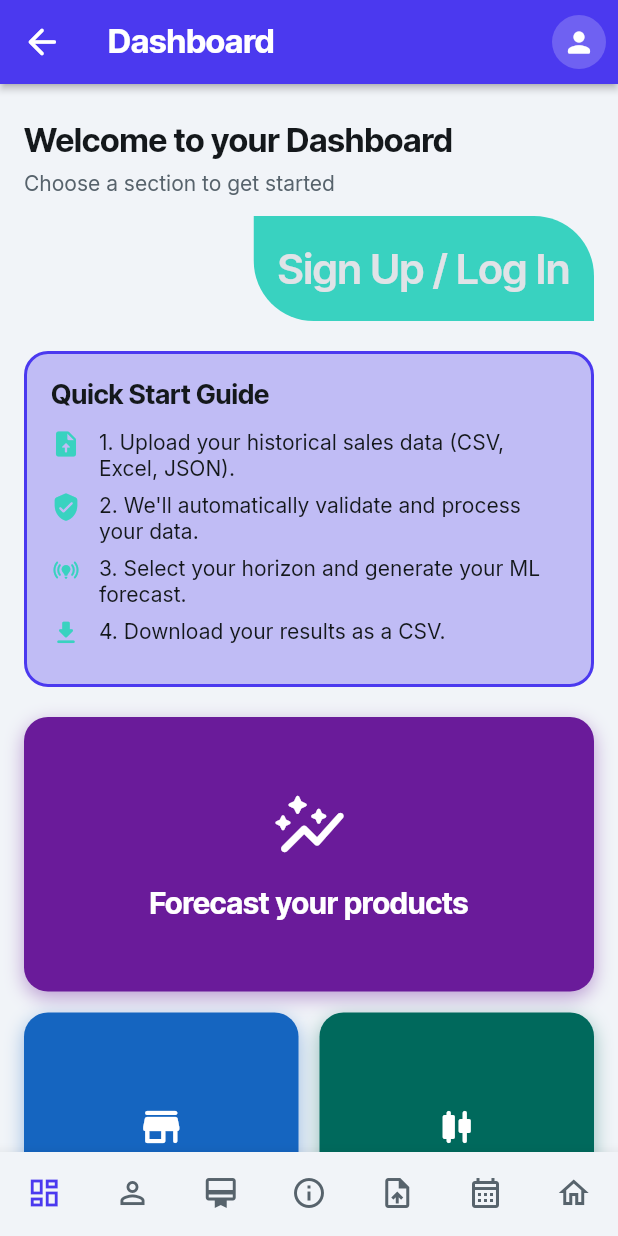
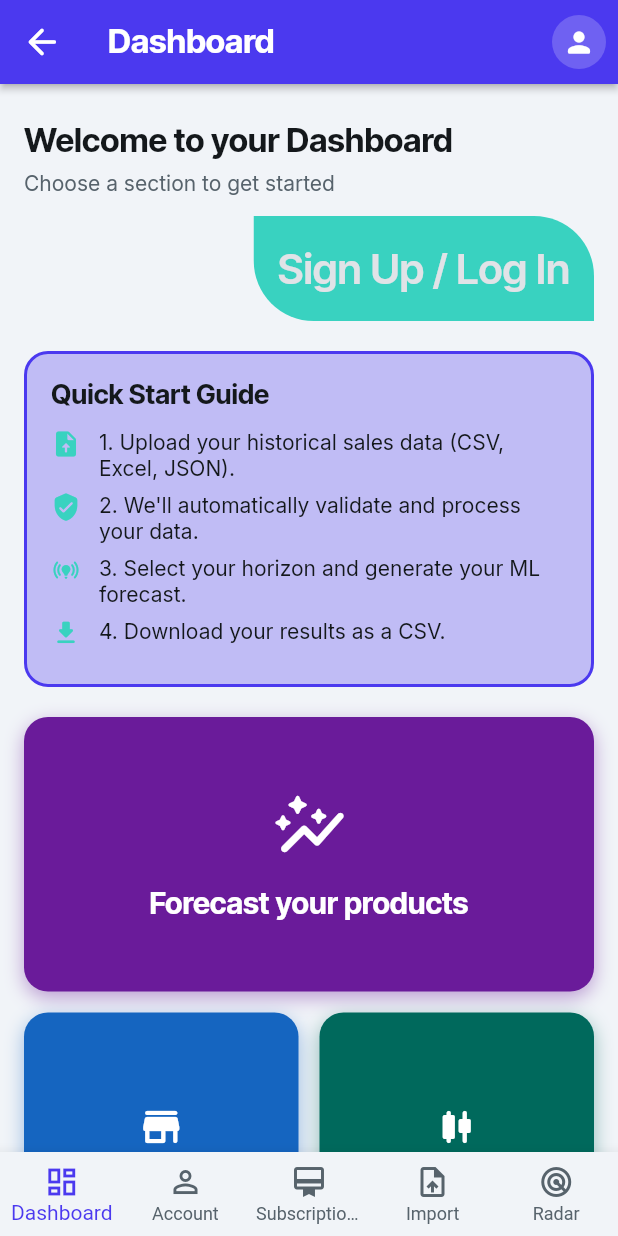
Before and after one commit to AntoniouIoannis/demand_forecast_app, a Flutter app: the NavBarPage screen opened by its route, on a phone screen of 412 x 824 dp. Run offline on Flutter 3.47's test engine with Material 3 defaults, Android fonts, the phone set to English and light mode, and no system bars; drawn by our look-alikes of auto_size_text; our stand-ins replace cached_network_image, chewie, cloud_firestore, device_info_plus, dropdown_button2, file_picker and 20 more; missing offline and left inert: excel, json_path, styled_divider; accounts and stored records are empty; network calls fail.

Commit message:
Finaly running

```diff
--- a/lib/flutter_flow/nav/nav.dart
+++ b/lib/flutter_flow/nav/nav.dart
@@ -27,7 +27,7 @@ class AppStateNotifier extends ChangeNotifier {
 
   BaseAuthUser? initialUser;
   BaseAuthUser? user;
-  bool showSplashImage = true;
+  bool showSplashImage = false;
   String? _redirectLocation;
 
   /// Determines whether the app will refresh and build again when a sign
@@ -60,7 +60,7 @@ class AppStateNotifier extends ChangeNotifier {
     // Refresh the app on auth change unless explicitly marked otherwise.
     // No need to update unless the user has changed.
     if (notifyOnAuthChange && shouldUpdate) {
-      notifyListeners();
+      _safeNotify();
     }
     // Once again mark the notifier as needing to update on auth change
     // (in order to catch sign in / out events).
@@ -70,25 +70,29 @@ class AppStateNotifier extends ChangeNotifier {
   void stopShowingSplashImage() {
     if (!showSplashImage) return;
     showSplashImage = false;
-    notifyListeners();
+    _safeNotify();
+  }
+
+  /// Calls notifyListeners safely — deferred via microtask to avoid
+  /// Flutter Web assertion errors when called during a frame.
+  void _safeNotify() {
+    Future.microtask(() {
+      if (hasListeners) notifyListeners();
+    });
   }
 }
 
 GoRouter createRouter(AppStateNotifier appStateNotifier) => GoRouter(
-      initialLocation: '/',
+      initialLocation: '/dashboard',
       debugLogDiagnostics: true,
       refreshListenable: appStateNotifier,
       navigatorKey: appNavigatorKey,
-      errorBuilder: (context, state) => appStateNotifier.loggedIn
-          ? NavBarPage(initialPage: 'Dashboard')
-          : Auth2Widget(),
+      errorBuilder: (context, state) => NavBarPage(initialPage: 'Dashboard'),
       routes: [
         FFRoute(
           name: '_initialize',
           path: '/',
-          builder: (context, _) => appStateNotifier.loggedIn
-              ? NavBarPage(initialPage: 'Dashboard')
-              : Auth2Widget(),
+          builder: (context, _) => NavBarPage(initialPage: 'Dashboard'),
           routes: [
             FFRoute(
               name: WelcomeWidget.routeName,
--- a/lib/main.dart
+++ b/lib/main.dart
@@ -1,4 +1,5 @@
 import 'package:provider/provider.dart';
+import 'package:flutter/foundation.dart';
 import 'package:flutter/gestures.dart';
 import 'package:flutter/material.dart';
 import 'package:flutter_localizations/flutter_localizations.dart';
@@ -80,12 +81,6 @@ class _MyAppState extends State<MyApp> {
         _appStateNotifier.stopShowingSplashImage();
       });
     jwtTokenStream.listen((_) {});
-    // Fallback: stop splash after 3 s in case auth stream never emits
-    // (e.g. no network on web, Firebase init timeout).
-    Future.delayed(
-      const Duration(milliseconds: 3000),
-      () => _appStateNotifier.stopShowingSplashImage(),
-    );
   }
 
   void setLocale(String language) {
@@ -162,18 +157,18 @@ class _NavBarPageState extends State<NavBarPage> {
       'Dashboard': DashboardWidget(),
       'Auth2': Auth2Widget(),
       'subscript': SubscriptWidget(),
-      'AboutApp': AboutAppWidget(),
       'importData': TabimportdataWidget(),
-      'Calendar': CalendarWidget(),
-      'HomePage': HomePageWidget(),
+      'Radar': RadarWidget(),
     };
     final currentIndex = tabs.keys.toList().indexOf(_currentPageName);
 
     return Scaffold(
       resizeToAvoidBottomInset: !widget.disableResizeToAvoidBottomInset,
       body: _currentPage ?? tabs[_currentPageName],
-      bottomNavigationBar: BottomNavigationBar(
-        currentIndex: currentIndex,
+      bottomNavigationBar: kIsWeb
+          ? null
+          : BottomNavigationBar(
+              currentIndex: currentIndex < 0 ? 0 : currentIndex,
               onTap: (i) => safeSetState(() {
                 _currentPage = null;
                 _currentPageName = tabs.keys.toList()[i];
@@ -181,66 +176,35 @@ class _NavBarPageState extends State<NavBarPage> {
               backgroundColor: FlutterFlowTheme.of(context).primaryBackground,
               selectedItemColor: FlutterFlowTheme.of(context).primary,
               unselectedItemColor: FlutterFlowTheme.of(context).secondaryText,
-        showSelectedLabels: false,
-        showUnselectedLabels: false,
+              showSelectedLabels: true,
+              showUnselectedLabels: true,
               type: BottomNavigationBarType.fixed,
               items: <BottomNavigationBarItem>[
                 BottomNavigationBarItem(
-            icon: Icon(
-              Icons.dashboard_outlined,
-              size: 24.0,
-            ),
+                  icon: Icon(Icons.dashboard_outlined, size: 24.0),
                   label: 'Dashboard',
                   tooltip: '',
                 ),
                 BottomNavigationBarItem(
-            icon: Icon(
-              Icons.person_outline,
-              size: 24.0,
-            ),
+                  icon: Icon(Icons.person_outline, size: 24.0),
                   label: 'Account',
                   tooltip: '',
                 ),
                 BottomNavigationBarItem(
-            icon: Icon(
-              Icons.card_membership_outlined,
-              size: 24.0,
-            ),
+                  icon: Icon(Icons.card_membership_outlined, size: 24.0),
                   label: 'Subscriptions',
                   tooltip: '',
                 ),
                 BottomNavigationBarItem(
-            icon: Icon(
-              Icons.info_outline,
-              size: 24.0,
-            ),
-            label: 'About',
-            tooltip: '',
-          ),
-          BottomNavigationBarItem(
-            icon: Icon(
-              Icons.upload_file_outlined,
-              size: 24.0,
-            ),
+                  icon: Icon(Icons.upload_file_outlined, size: 24.0),
                   label: 'Import',
                   tooltip: '',
                 ),
                 BottomNavigationBarItem(
-            icon: Icon(
-              Icons.calendar_month_outlined,
-              size: 24.0,
-            ),
-            label: 'Calendar',
+                  icon: Icon(Icons.radar_outlined, size: 24.0),
+                  label: 'Radar',
                   tooltip: '',
                 ),
-          BottomNavigationBarItem(
-            icon: Icon(
-              Icons.home_outlined,
-              size: 24.0,
-            ),
-            label: 'Home',
-            tooltip: '',
-          )
               ],
             ),
     );
```
Lines whose indentation alone changed are shown as unchanged.
